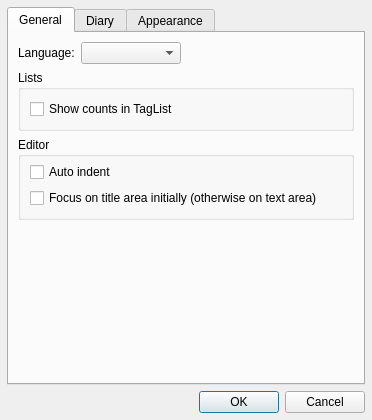
krrr/Hazama, file hazama/ui/configdialog.ui: the form before one commit.
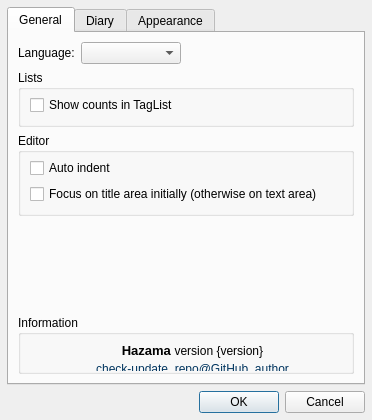
The form after the commit. Icons and pictures are not drawn.

Commit message: Add version info in config dialog

Diff of the .ui file:
```diff
--- a/hazama/ui/configdialog.ui
+++ b/hazama/ui/configdialog.ui
@@ -88,6 +88,9 @@
           <string>Lists</string>
          </property>
          <layout class="QVBoxLayout" name="verticalLayout_8">
+          <property name="topMargin">
+           <number>5</number>
+          </property>
           <item>
            <widget class="QCheckBox" name="tListCountCheck">
             <property name="text">
@@ -137,6 +140,152 @@
          </property>
         </spacer>
        </item>
+       <item>
+        <widget class="QGroupBox" name="infoBox">
+         <property name="sizePolicy">
+          <sizepolicy hsizetype="Preferred" vsizetype="Maximum">
+           <horstretch>0</horstretch>
+           <verstretch>0</verstretch>
+          </sizepolicy>
+         </property>
+         <property name="title">
+          <string>Information</string>
+         </property>
+         <property name="flat">
+          <bool>true</bool>
+         </property>
+         <layout class="QHBoxLayout" name="horizontalLayout_2">
+          <property name="topMargin">
+           <number>4</number>
+          </property>
+          <property name="bottomMargin">
+           <number>0</number>
+          </property>
+          <item>
+           <widget class="QLabel" name="appIcoLabel">
+            <property name="sizePolicy">
+             <sizepolicy hsizetype="Maximum" vsizetype="Maximum">
+              <horstretch>0</horstretch>
+              <verstretch>0</verstretch>
+             </sizepolicy>
+            </property>
+            <property name="pixmap">
+             <pixmap resource="../../res/res.qrc">:/appicon32.png</pixmap>
+            </property>
+           </widget>
+          </item>
+          <item>
+           <widget class="QTextBrowser" name="infoBrowser">
+            <property name="sizePolicy">
+             <sizepolicy hsizetype="Expanding" vsizetype="Ignored">
+              <horstretch>0</horstretch>
+              <verstretch>0</verstretch>
+             </sizepolicy>
+            </property>
+            <property name="minimumSize">
+             <size>
+              <width>0</width>
+              <height>32</height>
+             </size>
+            </property>
+            <property name="palette">
+             <palette>
+              <active>
+               <colorrole role="Base">
+                <brush brushstyle="SolidPattern">
+                 <color alpha="0">
+                  <red>255</red>
+                  <green>255</green>
+                  <blue>255</blue>
+                 </color>
+                </brush>
+               </colorrole>
+               <colorrole role="Link">
+                <brush brushstyle="SolidPattern">
+                 <color alpha="255">
+                  <red>85</red>
+                  <green>170</green>
+                  <blue>255</blue>
+                 </color>
+                </brush>
+               </colorrole>
+              </active>
+              <inactive>
+               <colorrole role="Base">
+                <brush brushstyle="SolidPattern">
+                 <color alpha="0">
+                  <red>255</red>
+                  <green>255</green>
+                  <blue>255</blue>
+                 </color>
+                </brush>
+               </colorrole>
+               <colorrole role="Link">
+                <brush brushstyle="SolidPattern">
+                 <color alpha="255">
+                  <red>85</red>
+                  <green>170</green>
+                  <blue>255</blue>
+                 </color>
+                </brush>
+               </colorrole>
+              </inactive>
+              <disabled>
+               <colorrole role="Base">
+                <brush brushstyle="SolidPattern">
+                 <color alpha="255">
+                  <red>240</red>
+                  <green>240</green>
+                  <blue>240</blue>
+                 </color>
+                </brush>
+               </colorrole>
+               <colorrole role="Link">
+                <brush brushstyle="SolidPattern">
+                 <color alpha="255">
+                  <red>85</red>
+                  <green>170</green>
+                  <blue>255</blue>
+                 </color>
+                </brush>
+               </colorrole>
+              </disabled>
+             </palette>
+            </property>
+            <property name="focusPolicy">
+             <enum>Qt::NoFocus</enum>
+            </property>
+            <property name="contextMenuPolicy">
+             <enum>Qt::NoContextMenu</enum>
+            </property>
+            <property name="frameShape">
+             <enum>QFrame::NoFrame</enum>
+            </property>
+            <property name="lineWidth">
+             <number>0</number>
+            </property>
+            <property name="verticalScrollBarPolicy">
+             <enum>Qt::ScrollBarAlwaysOff</enum>
+            </property>
+            <property name="horizontalScrollBarPolicy">
+             <enum>Qt::ScrollBarAlwaysOff</enum>
+            </property>
+            <property name="html">
+             <string>&lt;!DOCTYPE HTML PUBLIC &quot;-//W3C//DTD HTML 4.0//EN&quot; &quot;http://www.w3.org/TR/REC-html40/strict.dtd&quot;&gt;
+&lt;html&gt;&lt;head&gt;&lt;meta name=&quot;qrichtext&quot; content=&quot;1&quot; /&gt;&lt;style type=&quot;text/css&quot;&gt;
+p, li { white-space: pre-wrap; }
+&lt;/style&gt;&lt;/head&gt;&lt;body style=&quot; font-family:'MS UI Gothic'; font-size:9pt; font-weight:400; font-style:normal;&quot;&gt;
+&lt;p align=&quot;center&quot; style=&quot; margin-top:0px; margin-bottom:0px; margin-left:0px; margin-right:0px; -qt-block-indent:0; text-indent:0px;&quot;&gt;&lt;span style=&quot; font-size:10pt; font-weight:600;&quot;&gt;Hazama&lt;/span&gt;&lt;span style=&quot; font-size:10pt;&quot;&gt; &lt;/span&gt;&lt;span style=&quot; color:#000000;&quot;&gt;version {version}&lt;/span&gt;&lt;/p&gt;
+&lt;p align=&quot;center&quot; style=&quot; margin-top:4px; margin-bottom:0px; margin-left:0px; margin-right:0px; -qt-block-indent:0; text-indent:0px;&quot;&gt;&lt;a href=&quot;https://github.com/krrr/Hazama/releases&quot;&gt;&lt;span style=&quot; text-decoration: underline; color:#00345e;&quot;&gt;check-update&lt;/span&gt;&lt;/a&gt;&lt;span style=&quot; color:#000000;&quot;&gt;  &lt;/span&gt;&lt;a href=&quot;https://github.com/krrr/Hazama&quot;&gt;&lt;span style=&quot; text-decoration: underline; color:#00345e;&quot;&gt;repo@GitHub&lt;/span&gt;&lt;/a&gt;&lt;span style=&quot; color:#000000;&quot;&gt;  &lt;/span&gt;&lt;a href=&quot;https://github.com/krrr&quot;&gt;&lt;span style=&quot; text-decoration: underline; color:#00345e;&quot;&gt;author&lt;/span&gt;&lt;/a&gt;&lt;/p&gt;&lt;/body&gt;&lt;/html&gt;</string>
+            </property>
+            <property name="openExternalLinks">
+             <bool>true</bool>
+            </property>
+           </widget>
+          </item>
+         </layout>
+        </widget>
+       </item>
       </layout>
      </widget>
      <widget class="QWidget" name="nikkichou">
```
The commit also changes 4 other files.
